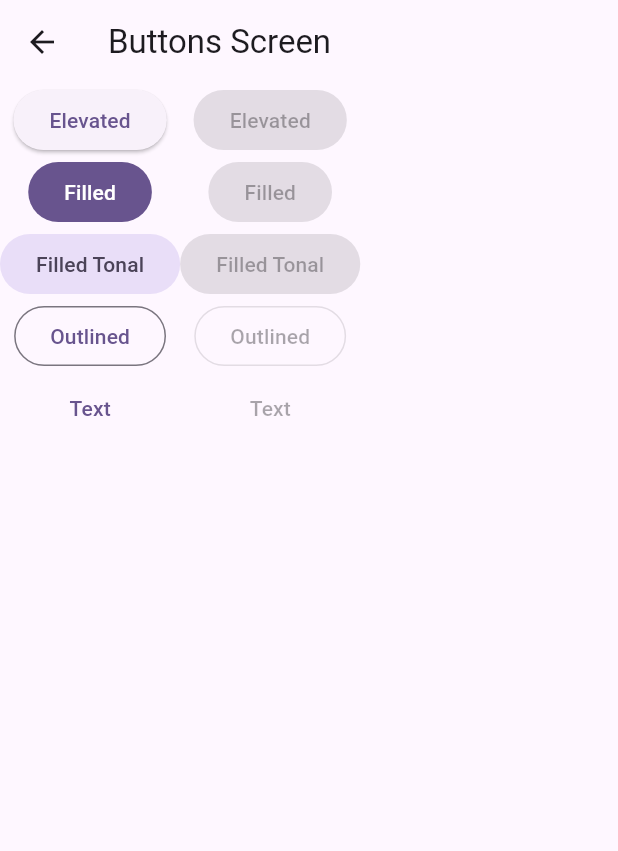
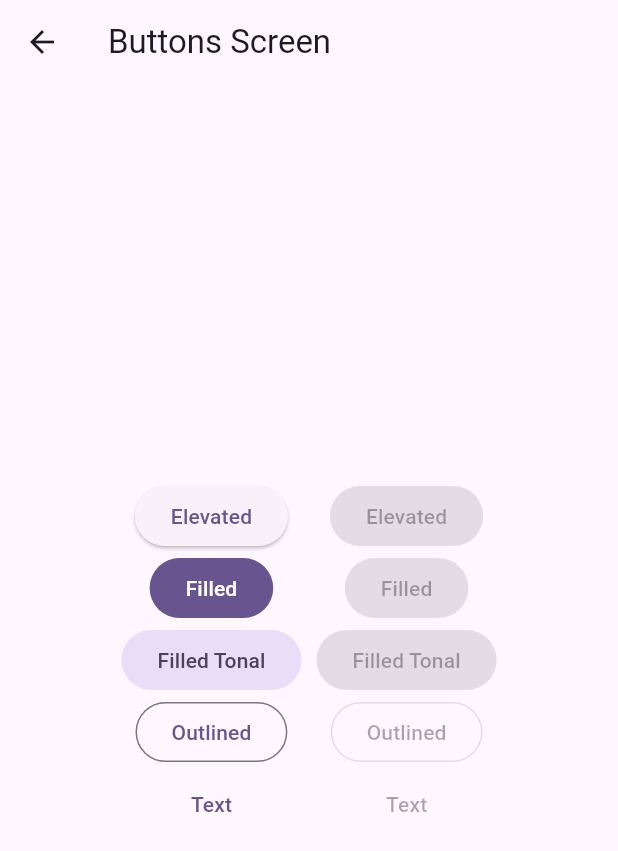
Before and after one commit to dam-353n/widgetsApp, a Flutter app: the screen it shows after launch, after a tap on "Button", on a phone screen of 412 x 824 dp. Shown: the top 851 px of the screen. Run offline on Flutter 3.47's test engine with Material 3 defaults, Android fonts, the phone set to English and light mode, and no system bars; our stand-ins replace go_router; network calls fail.

Commit message:
segundo commit
segundo commit

```diff
--- a/lib/buttons/buttons_screen.dart
+++ b/lib/buttons/buttons_screen.dart
@@ -24,25 +24,31 @@ class _body extends StatelessWidget {
       ),
       body:  SizedBox(
         width: double.infinity,
-        child:
-          Center(
-              child: Row(
+        child: SizedBox(
+          width: double.infinity,
+          child:Column(
+            mainAxisAlignment: MainAxisAlignment.center,
+            children: const [
+              Row(
+                mainAxisAlignment: MainAxisAlignment.center,
                 children: [
-                  _buttons(enabled: true),
-                  _buttons(enabled: false),
+                  _Buttons(enabled: true,),
+                  SizedBox(width: 10,),
+                  _Buttons(enabled: false,),
                 ],
-              ),
-            ),
-
+              )
+            ],
+          ),
+        )
       ),
     );
   }
 }
 
-class _buttons extends StatelessWidget {
+class _Buttons extends StatelessWidget {
   final bool enabled;
 
-  const _buttons({
+  const _Buttons({
     super.key,
     this.enabled = true,
   });
--- a/lib/config/router/app_router.dart
+++ b/lib/config/router/app_router.dart
@@ -1,6 +1,8 @@
 import 'package:all_widgets/home/home_sceen.dart';
 import 'package:all_widgets/buttons/buttons_screen.dart';
+import 'package:all_widgets/infinite_scroll_screen/infinite_scroll_screen.dart';
 import 'package:go_router/go_router.dart';
+import 'package:all_widgets/cards/card_screen.dart';
 
 final GoRouter appRouter = GoRouter(
   routes: [
@@ -14,5 +16,15 @@ final GoRouter appRouter = GoRouter(
       name: ButtonsScreen.name,
       builder: (context, state) => const ButtonsScreen(),
     ),
+    GoRoute(
+      path: '/cards',
+      name: CardScreen.name,
+      builder: (context, state) => const CardScreen(),
+    ),
+    GoRoute(
+      path: '/infinite_scroll',
+      name: InfiniteScrollScreen.name,
+      builder: (context, state) => const InfiniteScrollScreen(),
+    ),
   ],
 );
--- a/lib/config/tipos de widget/tipoWidgets.dart
+++ b/lib/config/tipos de widget/tipoWidgets.dart
@@ -28,4 +28,10 @@ List<MenuItem> tipoWidgets = [
     icon: Icons.card_membership_outlined,
     link: '/cards',
   ),
+  MenuItem(
+    title: 'Infinite Scroll',
+    description: 'Muestra información en un formato de desplazamiento infinito.',
+    icon: Icons.list_alt_outlined,
+    link: '/infinite_scroll',
+  ),
 ];
--- a/lib/home/home_sceen.dart
+++ b/lib/home/home_sceen.dart
@@ -37,12 +37,32 @@ class _DetalleListadoOpciones extends StatelessWidget {
 
   @override
   Widget build(BuildContext context) {
+
     return ListView.builder(
       itemCount: tipoWidgets.length,
       itemBuilder: (context, index) {
         final item = tipoWidgets[index];
+        return _OptionTile(item: item);
+      },
+    );
+  }
+}
+
+class _OptionTile extends StatelessWidget {
+  const _OptionTile({
+    super.key,
+    required this.item,
+  });
+
+  final MenuItem item;
+
+  @override
+  Widget build(BuildContext context) {
+
+    final ColorScheme colors = Theme.of(context).colorScheme;
+
     return ListTile(
-          leading: Icon(item.icon),
+      leading: Icon(item.icon, color: colors.primary),
       trailing: Icon( Icons.arrow_forward_ios_outlined),
       title: Text(item.title),
       subtitle: Text(item.description),
@@ -50,7 +70,5 @@ class _DetalleListadoOpciones extends StatelessWidget {
         context.push(item.link);
       },
     );
-      },
-    );
   }
 }
--- a/pubspec.yaml
+++ b/pubspec.yaml
@@ -28,6 +28,7 @@ environment:
 # the latest version available on pub.dev. To see which dependencies have newer
 # versions available, run `flutter pub outdated`.
 dependencies:
+  animate_do: ^3.0.2
   flutter:
     sdk: flutter
   go_router: ^10.0.3
@@ -58,9 +59,8 @@ flutter:
   uses-material-design: true
 
   # To add assets to your application, add an assets section, like this:
-  # assets:
-  #   - images/a_dot_burr.jpeg
-  #   - images/a_dot_ham.jpeg
+  assets:
+    - assets/images/
 
   # An image asset can refer to one or more resolution-specific "variants", see
   # https://flutter.dev/to/resolution-aware-images
```
Also changed, not shown: lib/cards/card_screen.dart (+158 -0 lines), lib/config/theme/app_theme.dart (+35 -0 lines), lib/infinite_scroll_screen/infinite_scroll_screen.dart (added, +137 -0 lines), assets/images/cartoon-snail-loading.gif (added), assets/images/error-no-found.gif (added), pubspec.lock, 1 other file. Lines whose indentation alone changed are shown as unchanged.
